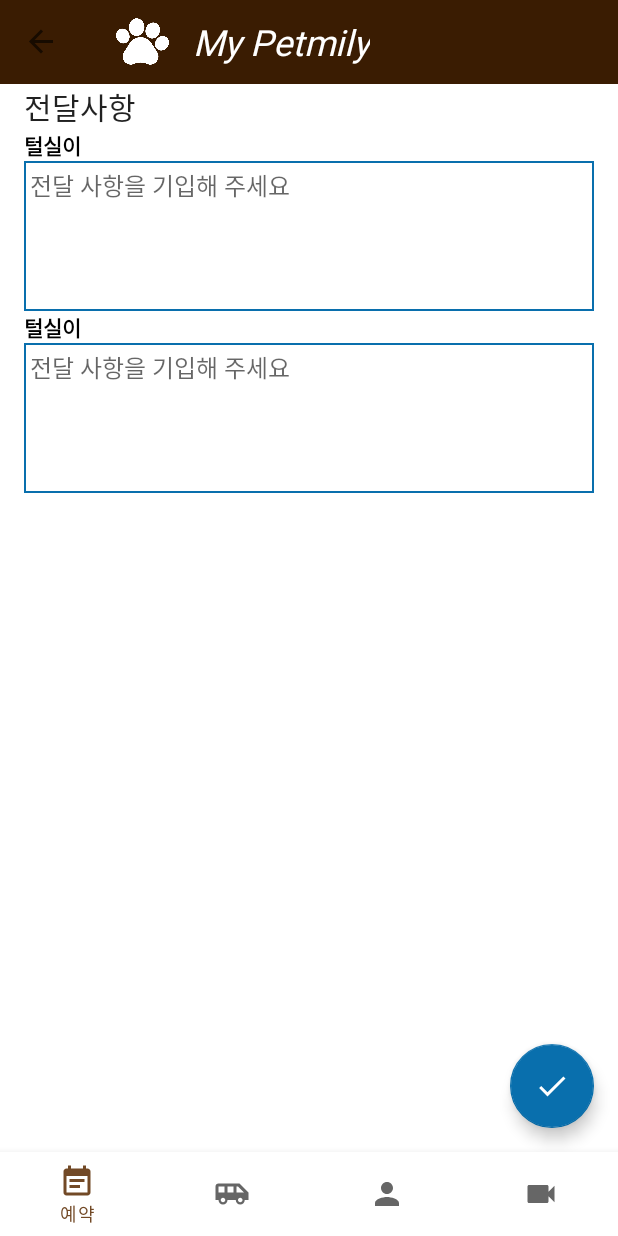
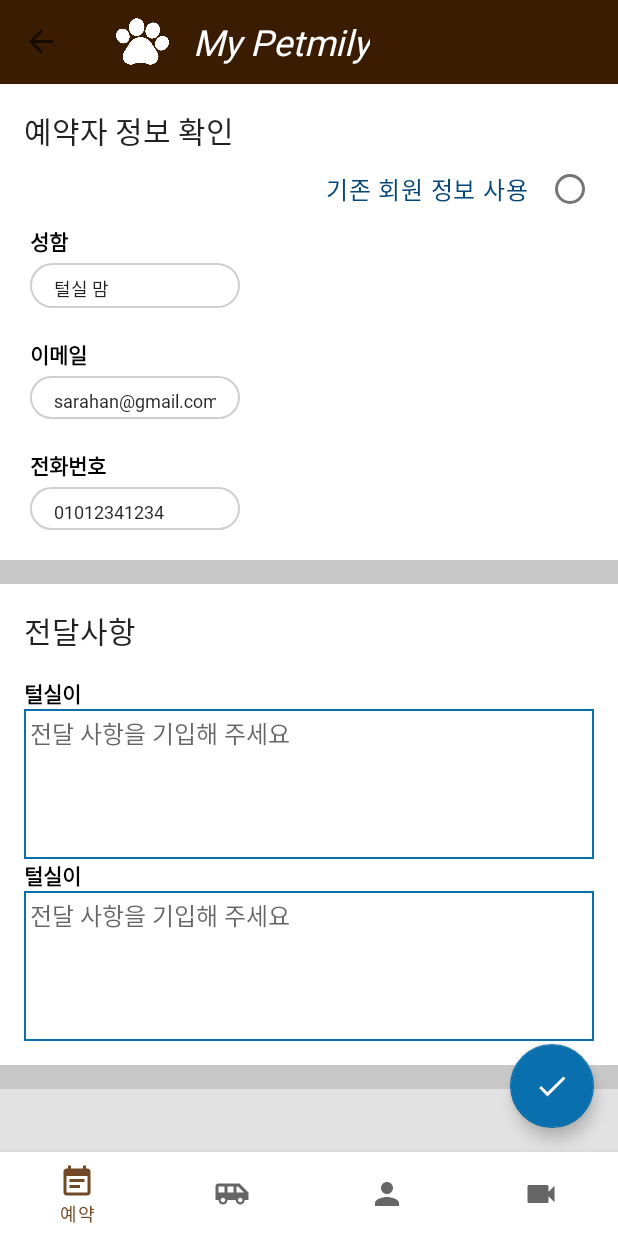
Before and after one commit to prography/6th-team3-android, an Android app: the ReservationDetailFragment screen opened through its navigation route, on a phone screen of 412 x 824 dp. Run offline under Robolectric (Android 15) with nearby library versions, the light colour scheme and no system bars; our stand-ins replace navigation-ui.

Commit message:
update UI - reservation fragment

```diff
--- a/PetHotel/app/src/main/AndroidManifest.xml
+++ b/PetHotel/app/src/main/AndroidManifest.xml
@@ -18,11 +18,11 @@
         android:supportsRtl="true"
         android:theme="@style/AppTheme">
         <activity android:name=".ui.splash.SplashActivity">
-<!--            <intent-filter>-->
-<!--                <action android:name="android.intent.action.MAIN" />-->
+            <intent-filter>
+                <action android:name="android.intent.action.MAIN" />
 
-<!--                <category android:name="android.intent.category.LAUNCHER" />-->
-<!--            </intent-filter>-->
+                <category android:name="android.intent.category.LAUNCHER" />
+            </intent-filter>
         </activity>
         <activity
             android:name=".ui.register.LoginRegisterActivity"
@@ -35,12 +35,12 @@
         </activity>
         <activity android:name=".ui.MainActivity">
 
-             <intent-filter>
-             <action android:name="android.intent.action.MAIN" />
+<!--             <intent-filter>-->
+<!--             <action android:name="android.intent.action.MAIN" />-->
 
 
-             <category android:name="android.intent.category.LAUNCHER" />
-             </intent-filter>
+<!--             <category android:name="android.intent.category.LAUNCHER" />-->
+<!--             </intent-filter>-->
         </activity>
 
         <activity android:name=".ui.mypage.MyPageFragment"></activity>
--- a/PetHotel/app/src/main/res/layout/fragment_reservation_detail.xml
+++ b/PetHotel/app/src/main/res/layout/fragment_reservation_detail.xml
@@ -4,33 +4,13 @@
 <androidx.constraintlayout.widget.ConstraintLayout
     android:layout_width="match_parent"
     android:layout_height="match_parent"
+    android:background="@color/defaultBackgroundColor"
     xmlns:android="http://schemas.android.com/apk/res/android"
     xmlns:tools="http://schemas.android.com/tools"
     tools:context=".ui.reservation.ReservationDetailFragment"
     xmlns:app="http://schemas.android.com/apk/res-auto">
 
-<LinearLayout
-    android:orientation="vertical"
-    android:paddingStart="@dimen/padding_large_16dp"
-    android:paddingEnd="@dimen/padding_large_16dp"
-    android:layout_width="match_parent"
-    android:layout_height="match_parent"
-    >
-
-    <TextView
-        style="@style/phTitle"
-        android:layout_width="wrap_content"
-        android:layout_height="wrap_content"
-        android:text="전달사항" />
-
-<!--    TODO 반려견 별로 전달 사항 기입할 수 있도록 하기 -->
-
-    <include layout="@layout/reservation_detail_pet_card"/>
-
-    <include layout="@layout/reservation_detail_pet_card"/>
-
-
-</LinearLayout>
+    <include layout="@layout/reservation_detail_main_layout"/>
 
     <com.google.android.material.floatingactionbutton.FloatingActionButton
         android:id="@+id/fab_reservation_detail_info_selected_ok"
--- /dev/null
+++ b/PetHotel/app/src/main/res/layout/reservation_detail_check_user_info_layout.xml
@@ -0,0 +1,90 @@
+<?xml version="1.0" encoding="utf-8"?>
+<LinearLayout
+    xmlns:android="http://schemas.android.com/apk/res/android"
+    android:orientation="vertical"
+    android:padding="@dimen/padding_large_16dp"
+    android:background="@android:color/white"
+    android:layout_width="match_parent"
+    android:layout_height="wrap_content">
+
+<!--    견주 성함, 이메일, 전화번호 확인받기 / 만약에 정보 입력
+안되어있으면 입력하도록 하기. 체크박스로 로그인 정보에서 가져오기
+가능하도록 -->
+
+
+    <TextView
+        android:text="예약자 정보 확인"
+        style="@style/phTitle"
+        android:layout_width="wrap_content"
+        android:layout_height="wrap_content"/>
+
+    <RadioButton
+        android:id="@+id/check_if_using_user_info"
+        android:text="기존 회원 정보 사용 "
+        android:textColor="@color/petHotelSecondaryDark"
+        android:textAppearance="?attr/textAppearanceBody1"
+        android:padding="@dimen/default_padding_8dp"
+        android:layout_gravity="end"
+        android:layoutDirection="rtl"
+        android:textAlignment="textEnd"
+        android:layout_width="wrap_content"
+        android:layout_height="wrap_content"
+        />
+
+    <TextView
+        android:id="@+id/tv_reservation_detail_user_name"
+        android:text="성함"
+        android:textStyle="bold"
+        android:layout_marginStart="@dimen/margin_0_5x"
+        android:layout_height="wrap_content"
+        android:layout_width="wrap_content"
+        />
+
+    <EditText
+        style="@style/phEditText"
+        android:id="@+id/et_reservation_detail_user_name"
+        android:text="털실 맘"
+        android:ems="10"
+        android:inputType="textPersonName"
+        android:layout_width="wrap_content"
+        android:layout_height="wrap_content"/>
+
+    <TextView
+        android:id="@+id/tv_reservation_detail_user_email"
+        android:text="이메일"
+        android:layout_marginTop="@dimen/margin_1x"
+        android:layout_marginStart="@dimen/margin_0_5x"
+        android:textStyle="bold"
+        android:layout_height="wrap_content"
+        android:layout_width="wrap_content"
+        />
+
+    <EditText
+        style="@style/phEditText"
+        android:id="@+id/et_reservation_detail_user_email"
+        android:text="sarahan@gmail.com"
+        android:ems="10"
+        android:inputType="textEmailAddress"
+        android:layout_width="wrap_content"
+        android:layout_height="wrap_content"/>
+
+    <TextView
+        android:id="@+id/tv_reservation_detail_user_phone"
+        android:text="전화번호"
+        android:textStyle="bold"
+        android:layout_marginTop="@dimen/margin_1x"
+        android:layout_marginStart="@dimen/margin_0_5x"
+        android:layout_height="wrap_content"
+        android:layout_width="wrap_content"
+        />
+
+    <EditText
+        style="@style/phEditText"
+        android:id="@+id/et_reservation_detail_user_phone"
+        android:text="01012341234"
+        android:ems="10"
+        android:inputType="phone"
+        android:layout_width="wrap_content"
+        android:layout_height="wrap_content"/>
+
+</LinearLayout>
--- /dev/null
+++ b/PetHotel/app/src/main/res/layout/reservation_detail_deliver_msg_layout.xml
@@ -0,0 +1,26 @@
+<?xml version="1.0" encoding="utf-8"?>
+
+<LinearLayout
+    android:orientation="vertical"
+    android:padding="@dimen/padding_large_16dp"
+    android:background="@android:color/white"
+    android:layout_width="match_parent"
+    android:layout_height="wrap_content"
+    xmlns:android="http://schemas.android.com/apk/res/android">
+
+        <TextView
+            style="@style/phTitle"
+            android:layout_width="wrap_content"
+            android:layout_height="wrap_content"
+            android:layout_marginBottom="@dimen/margin_1x"
+            android:text="전달사항" />
+
+        <!--    TODO 반려견 별로 전달 사항 기입할 수 있도록 하기
+         동적으로 추가한다. -->
+
+        <include layout="@layout/reservation_detail_pet_card"/>
+
+        <include layout="@layout/reservation_detail_pet_card"/>
+
+
+</LinearLayout>
--- /dev/null
+++ b/PetHotel/app/src/main/res/layout/reservation_detail_main_layout.xml
@@ -0,0 +1,30 @@
+<?xml version="1.0" encoding="utf-8"?>
+
+<ScrollView
+    xmlns:android="http://schemas.android.com/apk/res/android"
+    android:layout_height="match_parent"
+    android:layout_width="match_parent"
+    android:scrollbars="none"
+    >
+
+    <LinearLayout
+        android:orientation="vertical"
+        android:background="@color/defaultBackgroundColor"
+        android:layout_width="match_parent"
+        android:layout_height="match_parent">
+
+        <include layout="@layout/reservation_detail_check_user_info_layout"
+            android:layout_marginBottom="@dimen/margin_1x"
+            android:layout_height="wrap_content"
+            android:layout_width="match_parent"/>
+
+        <include layout="@layout/reservation_detail_deliver_msg_layout"
+            android:layout_marginBottom="@dimen/margin_1x"
+            android:layout_height="wrap_content"
+            android:layout_width="match_parent"/>
+
+
+
+    </LinearLayout>
+
+</ScrollView>
```
Also changed, not shown: PetHotel/app/src/main/res/mipmap-hdpi/ic_launcher_mily.png (added), PetHotel/app/src/main/res/mipmap-mdpi/ic_launcher_mily.png (added), PetHotel/app/src/main/res/mipmap-xhdpi/ic_launcher_mily.png (added), PetHotel/app/src/main/res/mipmap-xxhdpi/ic_launcher_mily.png (added), PetHotel/app/src/main/res/mipmap-xxxhdpi/ic_launcher_mily.png (added).
